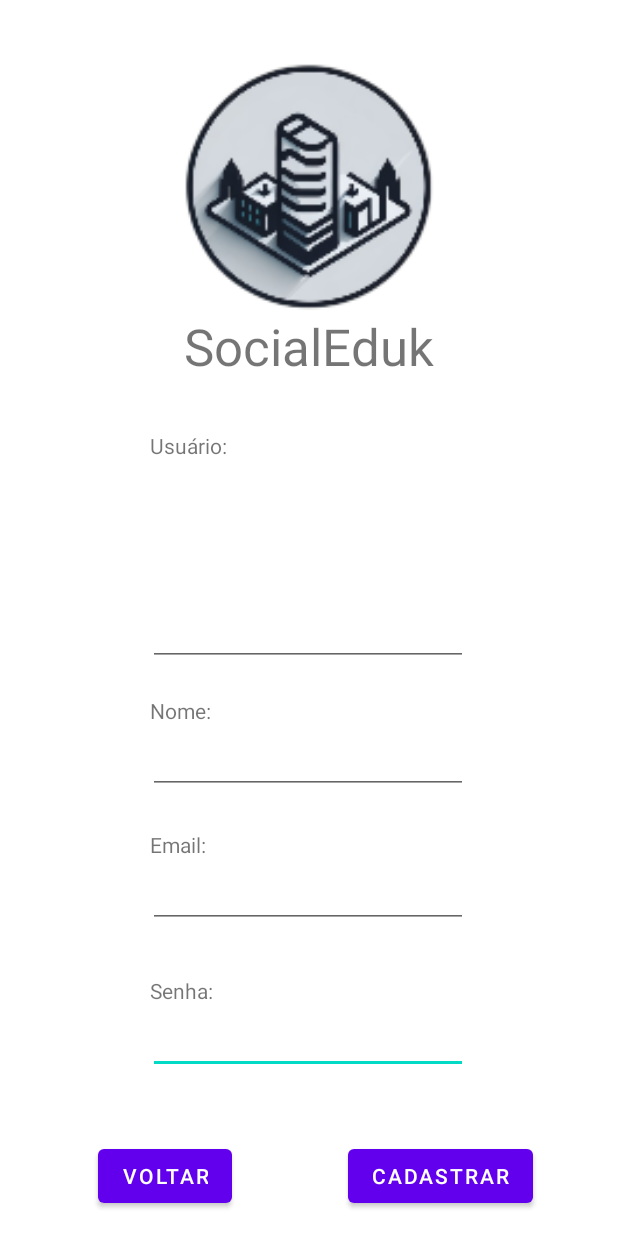
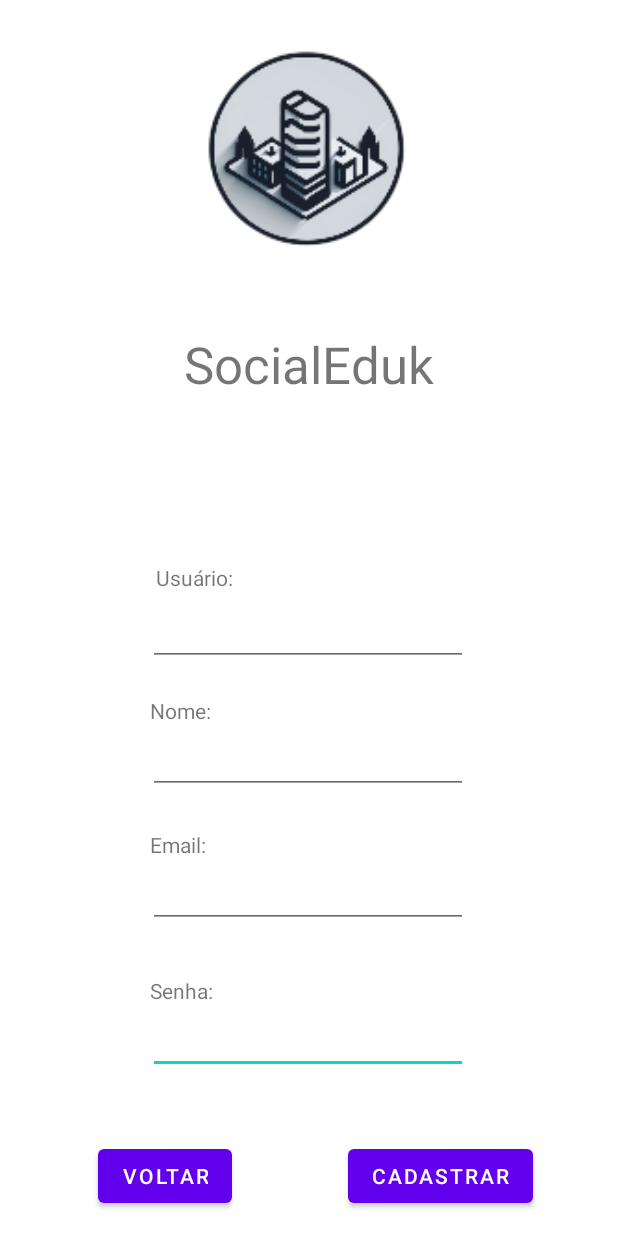
Before and after one commit to gagorx/socialeduk-app, an Android app: the layout activity_register.xml on its own in the app's theme, with its tools: preview values and no code run, on a phone screen of 412 x 824 dp. Run offline under Robolectric (Android 15) with nearby library versions, the phone set to English and light mode, and no system bars.

Commit message:
updates in class
updates made in class

```diff
--- a/app/src/main/java/com/example/socialeduk/views/events/EventsActivity.java
+++ b/app/src/main/java/com/example/socialeduk/views/events/EventsActivity.java
@@ -20,6 +20,7 @@ public class EventsActivity extends AppCompatActivity {
     @Override
     protected void onCreate(Bundle savedInstanceState) {
         super.onCreate(savedInstanceState);
+        getSupportActionBar().hide();
         setContentView(R.layout.activity_events);
 
         Button home = findViewById(R.id.events_home);
--- a/app/src/main/java/com/example/socialeduk/views/feed/FeedActivity.java
+++ b/app/src/main/java/com/example/socialeduk/views/feed/FeedActivity.java
@@ -43,6 +43,7 @@ public class FeedActivity extends AppCompatActivity {
     @Override
     protected void onCreate(Bundle savedInstanceState) {
         super.onCreate(savedInstanceState);
+        getSupportActionBar().hide();
         setContentView(R.layout.activity_feed);
 
         //botoes animados
@@ -146,7 +147,7 @@ public class FeedActivity extends AppCompatActivity {
     }
 
     private void _logout() {
-        startActivity(new Intent(this, LoginActivity.class));
+//        startActivity(new Intent(this, LoginActivity.class));
         finish();
     }
 }
--- a/app/src/main/java/com/example/socialeduk/views/friendsinvite/FriendsInviteActivity.java
+++ b/app/src/main/java/com/example/socialeduk/views/friendsinvite/FriendsInviteActivity.java
@@ -15,6 +15,7 @@ public class FriendsInviteActivity extends AppCompatActivity {
     @Override
     protected void onCreate(Bundle savedInstanceState) {
         super.onCreate(savedInstanceState);
+        getSupportActionBar().hide();
         setContentView(R.layout.activity_friends_invite);
 
         ImageButton back = findViewById(R.id.friendsInvite_back_button);
--- a/app/src/main/java/com/example/socialeduk/views/groups/GroupsActivity.java
+++ b/app/src/main/java/com/example/socialeduk/views/groups/GroupsActivity.java
@@ -15,6 +15,7 @@ public class GroupsActivity extends AppCompatActivity {
     @Override
     protected void onCreate(Bundle savedInstanceState) {
         super.onCreate(savedInstanceState);
+        getSupportActionBar().hide();
         setContentView(R.layout.activity_groups);
 
 
--- a/app/src/main/java/com/example/socialeduk/views/initalLoading/InitalLoadingScreen.java
+++ b/app/src/main/java/com/example/socialeduk/views/initalLoading/InitalLoadingScreen.java
@@ -15,6 +15,7 @@ public class InitalLoadingScreen extends AppCompatActivity {
     @Override
     protected void onCreate(Bundle savedInstanceState) {
         super.onCreate(savedInstanceState);
+        getSupportActionBar().hide();
         setContentView(R.layout.activity_inital_loading_screen);
 
         getSupportActionBar().hide();
--- a/app/src/main/java/com/example/socialeduk/views/register/RegisterActivity.java
+++ b/app/src/main/java/com/example/socialeduk/views/register/RegisterActivity.java
@@ -23,6 +23,7 @@ public class RegisterActivity extends AppCompatActivity {
     @Override
     protected void onCreate(Bundle savedInstanceState) {
         super.onCreate(savedInstanceState);
+        getSupportActionBar().hide();
         setContentView(R.layout.activity_register);
 
         registerService = new RegisterService(Volley.newRequestQueue(this));
@@ -73,7 +74,7 @@ public class RegisterActivity extends AppCompatActivity {
 
 
     private void startLoginScreen() {
-        startActivity(new Intent(this, LoginActivity.class));
+//        startActivity(new Intent(this, LoginActivity.class));
         finish();
     }
 
--- a/app/src/main/java/com/example/socialeduk/views/searchfriends/SearchFriendsActivity.java
+++ b/app/src/main/java/com/example/socialeduk/views/searchfriends/SearchFriendsActivity.java
@@ -14,6 +14,7 @@ public class SearchFriendsActivity extends AppCompatActivity {
     @Override
     protected void onCreate(Bundle savedInstanceState) {
         super.onCreate(savedInstanceState);
+        getSupportActionBar().hide();
         setContentView(R.layout.activity_search_friends);
 
         ImageButton back = findViewById(R.id.searchFriends_back_button);
--- a/app/src/main/res/layout/activity_register.xml
+++ b/app/src/main/res/layout/activity_register.xml
@@ -10,18 +10,19 @@
 
     <ImageView
         android:id="@+id/imageView2"
-        android:layout_width="379dp"
-        android:layout_height="251dp"
+        android:layout_width="377dp"
+        android:layout_height="200dp"
         app:layout_constraintEnd_toEndOf="parent"
+        app:layout_constraintHorizontal_bias="0.47"
         app:layout_constraintStart_toStartOf="parent"
         app:srcCompat="@mipmap/ic_iconunieduk_foreground"
-        tools:layout_editor_absoluteY="2dp" />
+        tools:layout_editor_absoluteY="3dp" />
 
     <TextView
         android:id="@+id/textView2"
         android:layout_width="wrap_content"
         android:layout_height="wrap_content"
-        android:layout_marginTop="208dp"
+        android:layout_marginTop="220dp"
         android:text="SocialEduk"
         android:textSize="34sp"
         app:layout_constraintEnd_toEndOf="parent"
@@ -86,11 +87,11 @@
         android:id="@+id/textView3"
         android:layout_width="wrap_content"
         android:layout_height="wrap_content"
-        android:layout_marginStart="100dp"
-        android:layout_marginTop="36dp"
+        android:layout_marginStart="104dp"
+        android:layout_marginBottom="4dp"
         android:text="Usuário:"
-        app:layout_constraintStart_toStartOf="parent"
-        app:layout_constraintTop_toBottomOf="@+id/imageView2" />
+        app:layout_constraintBottom_toTopOf="@+id/registerScreen_inputUsername_plainText"
+        app:layout_constraintStart_toStartOf="parent" />
 
     <EditText
         android:id="@+id/registerScreen_inputUsername_plainText"
--- a/app/src/main/res/values/themes.xml
+++ b/app/src/main/res/values/themes.xml
@@ -1,6 +1,6 @@
 <resources xmlns:tools="http://schemas.android.com/tools">
     <!-- Base application theme. -->
-    <style name="Theme.SocialEduk" parent="Theme.MaterialComponents.DayNight.DarkActionBar">
+    <style name="Theme.SocialEduk" parent="Theme.MaterialComponents.DayNight.NoActionBar">
         <!-- Primary brand color. -->
         <item name="colorPrimary">@color/purple_500</item>
         <item name="colorPrimaryVariant">@color/purple_700</item>
```
Also changed, not shown: app/src/main/java/com/example/socialeduk/models/dto/DefaultResponse.java (added, +31 -0 lines), app/src/main/java/com/example/socialeduk/models/entities/ResponseLogin.java (added, +23 -0 lines), app/src/main/java/com/example/socialeduk/services/AuthService.java (+8 -1 lines), app/src/main/java/com/example/socialeduk/user/User.java (+39 -0 lines), app/src/main/java/com/example/socialeduk/views/login/LoginActivity.java (+48 -5 lines), app/src/main/res/layout/activity_login_screen.xml (+4 -4 lines).
